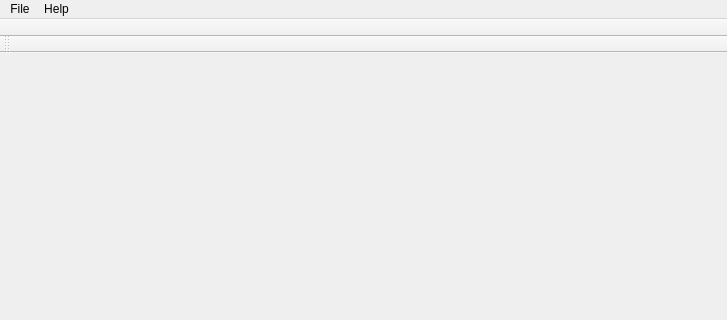
Before: the Qt Designer form Sources/RPGEditor/GUI/editor.ui in mkRPGDev/mkRPG, drawn with Qt 5; both pictures show x 0 to 727 and y 0 to 320 of the 727 by 575 pixel window.
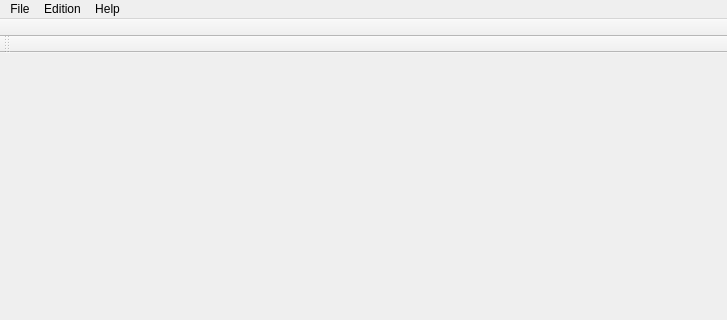
After: the same form once the commit is applied. Icons and pictures are not drawn. Custom widgets are drawn as their Qt base class.

What changed in the file:
```diff
--- a/Sources/RPGEditor/GUI/editor.ui
+++ b/Sources/RPGEditor/GUI/editor.ui
@@ -95,7 +95,14 @@
     <addaction name="separator"/>
     <addaction name="actionAbout_RPGEditor"/>
    </widget>
+   <widget class="QMenu" name="menuEdition">
+    <property name="title">
+     <string>Edition</string>
+    </property>
+    <addaction name="actionSelect_All"/>
+   </widget>
    <addaction name="menuFile"/>
+   <addaction name="menuEdition"/>
    <addaction name="menuHelp"/>
   </widget>
   <widget class="QToolBar" name="mainToolBar">
```
Left out of the diff: 5 changed lines with no effect on the pictures.
